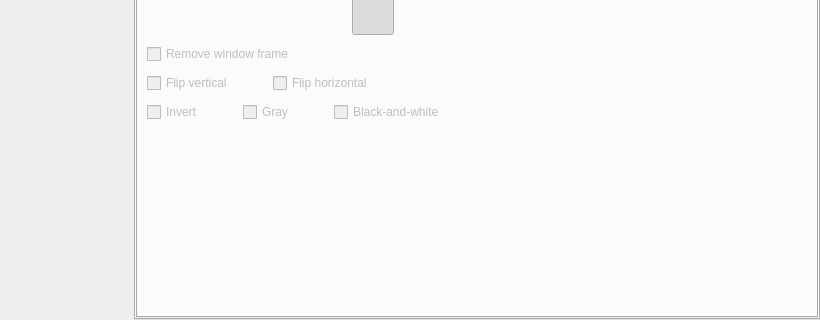
This is src/wayland/formMainWindow_wl.ui in vkohaupt/vokoscreenNG as Qt 5 draws it before an edit; both pictures show x 0 to 820 and y 178 to 498 of the 820 by 498 pixel window. The edited form follows.
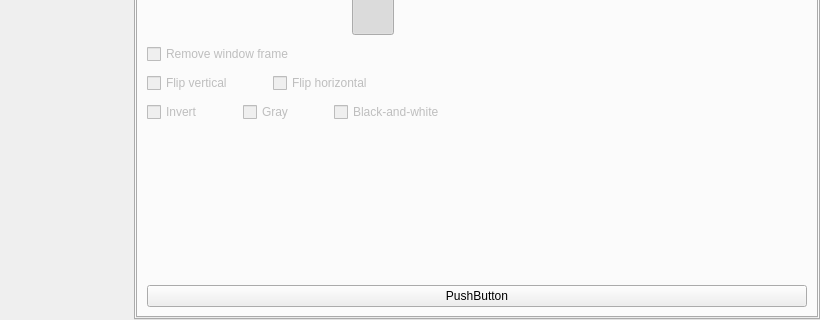
This is the edited form. The open tabs and pages were chosen to show the change. Icons and pictures are not drawn.

What changed in the file:
```diff
--- a/src/wayland/formMainWindow_wl.ui
+++ b/src/wayland/formMainWindow_wl.ui
@@ -2659,6 +2659,13 @@
                     </property>
                    </spacer>
                   </item>
+                  <item>
+                   <widget class="QPushButton" name="pushButton">
+                    <property name="text">
+                     <string notr="true">PushButton</string>
+                    </property>
+                   </widget>
+                  </item>
                  </layout>
                 </item>
                </layout>
```
Left out of the diff: 2 changed lines with no effect on the pictures.
